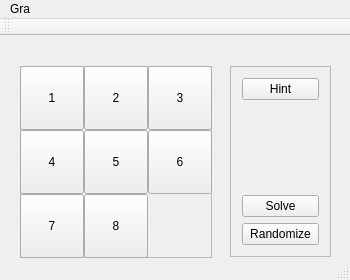
Qt form puzzle_graficznie/mainwindow.ui (Lambada9992/puzzle_graficznie) before a commit.
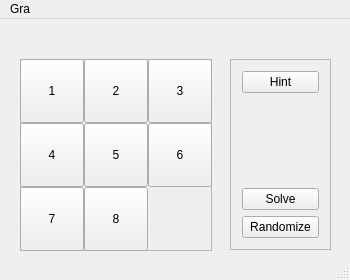
The same form after that commit.

The edit to the form file:
```diff
--- a/puzzle_graficznie/mainwindow.ui
+++ b/puzzle_graficznie/mainwindow.ui
@@ -42,7 +42,7 @@
     <property name="geometry">
      <rect>
       <x>20</x>
-      <y>30</y>
+      <y>40</y>
       <width>192</width>
       <height>192</height>
      </rect>
@@ -189,7 +189,7 @@
     <property name="geometry">
      <rect>
       <x>230</x>
-      <y>30</y>
+      <y>40</y>
       <width>101</width>
       <height>191</height>
      </rect>
@@ -247,11 +247,13 @@
       <x>20</x>
       <y>0</y>
       <width>301</width>
-      <height>21</height>
+      <height>31</height>
      </rect>
     </property>
     <property name="styleSheet">
-     <string notr="true">font: 75 10pt &quot;MS Shell Dlg 2&quot; red;</string>
+     <string notr="true">font: 75 11pt &quot;MS Shell Dlg 2&quot;;
+color: rgb(255, 0, 0);
+</string>
     </property>
     <property name="text">
      <string/>
@@ -279,14 +281,6 @@
    <addaction name="menuGra"/>
   </widget>
   <widget class="QStatusBar" name="statusBar"/>
-  <widget class="QToolBar" name="mainToolBar">
-   <attribute name="toolBarArea">
-    <enum>TopToolBarArea</enum>
-   </attribute>
-   <attribute name="toolBarBreak">
-    <bool>false</bool>
-   </attribute>
-  </widget>
   <action name="actionWczytaj_gr">
    <property name="text">
     <string>Wczytaj grę</string>
```
